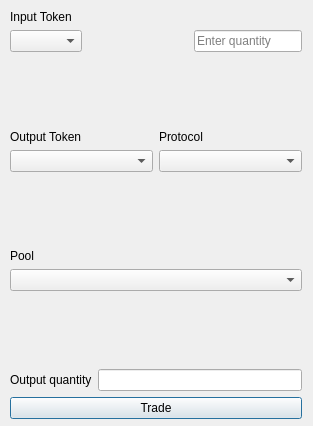
First picture: the form in TradeDialog.ui, repository LiquidityProtocol/AMM-Simulator, before the edit.
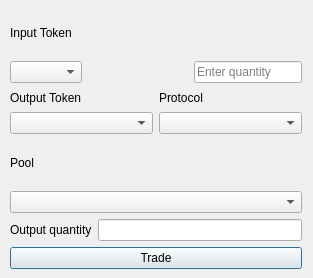
Second picture: the form after the edit.

What changed in the file:
```diff
--- a/TradeDialog.ui
+++ b/TradeDialog.ui
@@ -7,7 +7,7 @@
     <x>0</x>
     <y>0</y>
     <width>313</width>
-    <height>426</height>
+    <height>278</height>
    </rect>
   </property>
   <property name="windowTitle">
@@ -19,7 +19,7 @@
      <x>10</x>
      <y>10</y>
      <width>292</width>
-     <height>409</height>
+     <height>259</height>
     </rect>
    </property>
    <layout class="QVBoxLayout" name="verticalLayout">
@@ -57,19 +57,6 @@
       </item>
      </layout>
     </item>
-    <item>
-     <spacer name="verticalSpacer_3">
-      <property name="orientation">
-       <enum>Qt::Vertical</enum>
-      </property>
-      <property name="sizeHint" stdset="0">
-       <size>
-        <width>20</width>
-        <height>40</height>
-       </size>
-      </property>
-     </spacer>
-    </item>
     <item>
      <layout class="QHBoxLayout" name="horizontalLayout_2">
       <item>
@@ -102,19 +89,6 @@
       </item>
      </layout>
     </item>
-    <item>
-     <spacer name="verticalSpacer_2">
-      <property name="orientation">
-       <enum>Qt::Vertical</enum>
-      </property>
-      <property name="sizeHint" stdset="0">
-       <size>
-        <width>20</width>
-        <height>40</height>
-       </size>
-      </property>
-     </spacer>
-    </item>
     <item>
      <widget class="QLabel" name="label_5">
       <property name="text">
@@ -125,19 +99,6 @@
     <item>
      <widget class="QComboBox" name="pool_comboBox"/>
     </item>
-    <item>
-     <spacer name="verticalSpacer">
-      <property name="orientation">
-       <enum>Qt::Vertical</enum>
-      </property>
-      <property name="sizeHint" stdset="0">
-       <size>
-        <width>20</width>
-        <height>40</height>
-       </size>
-      </property>
-     </spacer>
-    </item>
     <item>
      <layout class="QHBoxLayout" name="horizontalLayout_3">
       <item>
```
